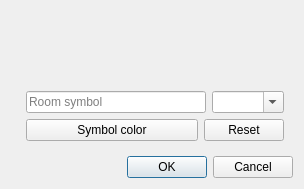
Old version of the form src/ui/room_symbol.ui in the repository Mudlet/Mudlet.
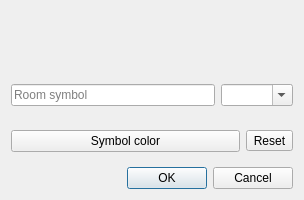
New version of the form.

Commit message: Revise: polish up the room_symbol and room_properties form/dialogue files

```diff
--- a/src/ui/room_symbol.ui
+++ b/src/ui/room_symbol.ui
@@ -13,20 +13,18 @@
   <property name="windowTitle">
    <string>Room symbol</string>
   </property>
-  <layout class="QGridLayout" name="gridLayout">
-   <item row="1" column="0">
-    <widget class="QWidget" name="widget" native="true">
-     <property name="sizePolicy">
-      <sizepolicy hsizetype="Expanding" vsizetype="Expanding">
-       <horstretch>0</horstretch>
-       <verstretch>0</verstretch>
-      </sizepolicy>
-     </property>
-     <layout class="QVBoxLayout" name="verticalLayout_2">
+  <layout class="QVBoxLayout" name="verticalLayout_room_symbol" stretch="0,1,0,0,0">
+   <item>
+    <widget class="QWidget" name="widget_preview" native="true">
+     <layout class="QHBoxLayout" name="layout_widget_preview">
+      <property name="leftMargin">
+       <number>0</number>
+      </property>
+      <property name="rightMargin">
+       <number>0</number>
+      </property>
       <item>
-       <layout class="QHBoxLayout" name="preview_layout">
-        <item>
-         <spacer name="horizontalSpacer">
+       <spacer name="horizontalSpacer_preview_left">
           <property name="orientation">
            <enum>Qt::Horizontal</enum>
           </property>
@@ -79,7 +77,7 @@
          </widget>
         </item>
         <item>
-         <spacer name="horizontalSpacer_2">
+       <spacer name="horizontalSpacer_preview_right">
           <property name="orientation">
            <enum>Qt::Horizontal</enum>
           </property>
@@ -92,6 +90,7 @@
          </spacer>
         </item>
        </layout>
+    </widget>
       </item>
       <item>
        <widget class="QLabel" name="label_instructions">
@@ -101,11 +100,14 @@
        </widget>
       </item>
       <item>
-       <layout class="QVBoxLayout" name="verticalLayout">
-        <item>
-         <layout class="QFormLayout" name="formLayout">
-          <item row="0" column="1">
-           <layout class="QHBoxLayout" name="horizontalLayout_9">
+    <widget class="QWidget" name="widget_roomSymbol_text" native="true">
+     <layout class="QHBoxLayout" name="horizontalLayout_widget_roomSymbol_text">
+      <property name="leftMargin">
+       <number>0</number>
+      </property>
+      <property name="rightMargin">
+       <number>0</number>
+      </property>
             <item>
              <widget class="QLineEdit" name="lineEdit_roomSymbol">
               <property name="placeholderText">
@@ -121,9 +123,17 @@
              </widget>
             </item>
            </layout>
-          </item>
-          <item row="1" column="1">
-           <layout class="QHBoxLayout" name="horizontalLayout_2">
+    </widget>
+   </item>
+   <item>
+    <widget class="QWidget" name="widget_roomSymbol_color" native="true">
+     <layout class="QHBoxLayout" name="horizontalLayout_widget_roomSymbolColor">
+      <property name="leftMargin">
+       <number>0</number>
+      </property>
+      <property name="rightMargin">
+       <number>0</number>
+      </property>
             <item>
              <widget class="QPushButton" name="pushButton_roomSymbolColor">
               <property name="sizePolicy">
@@ -149,23 +159,17 @@
              </widget>
             </item>
             <item>
-             <widget class="QPushButton" name="pushButton_reset">
+       <widget class="QToolButton" name="toolButton_resetRoomSymbolColor">
               <property name="text">
                <string>Reset</string>
               </property>
              </widget>
             </item>
            </layout>
-          </item>
-         </layout>
-        </item>
-       </layout>
-      </item>
-     </layout>
     </widget>
    </item>
-   <item row="2" column="0">
-    <widget class="QDialogButtonBox" name="buttonBox">
+   <item>
+    <widget class="QDialogButtonBox" name="dialogbuttonBox">
      <property name="orientation">
       <enum>Qt::Horizontal</enum>
      </property>
```
Left out of the diff: 4 changed lines with no effect on the pictures. Lines whose indentation alone changed are shown as unchanged. The commit also changes 3 other files.
